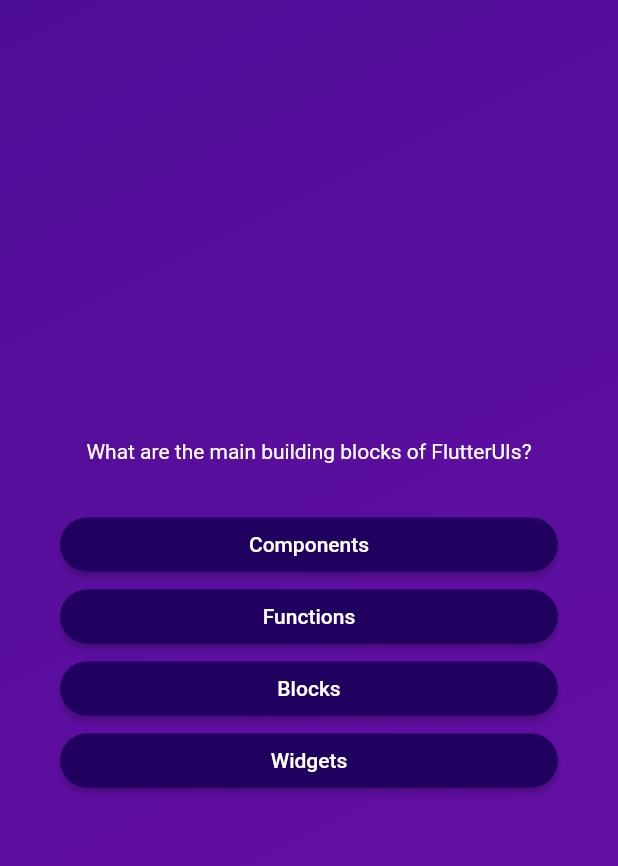
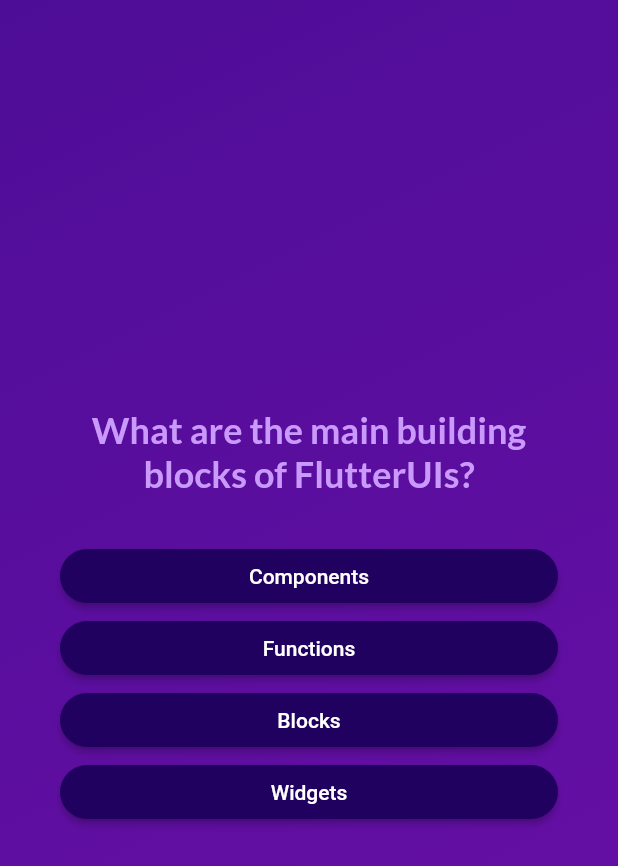
Before and after one commit to Kazumna/QuizApp, a Flutter app: the screen it shows after launch, after a tap on "Start Quiz", on a phone screen of 412 x 824 dp. Shown: the top 866 px of the screen. Run offline on Flutter 3.47's test engine with Material 2 defaults, Android fonts, the phone set to English and light mode, and no system bars; our stand-ins replace google_fonts.

Commit message:
added google font package

```diff
--- a/lib/questions_screen.dart
+++ b/lib/questions_screen.dart
@@ -1,4 +1,5 @@
 import 'package:flutter/material.dart';
+import 'package:google_fonts/google_fonts.dart';
 import 'package:quiz_app/data/questions.dart';
 import 'package:quiz_app/models/answer_button.dart';
 
@@ -35,8 +36,11 @@ class _QuestionsScreenState extends State<QuestionsScreen> {
             Text(
               currentQuestion.text,
               textAlign: TextAlign.center,
-              style: const TextStyle(
-                color: Colors.white,
+              //Using google font
+              style: GoogleFonts.lato(
+                color: const Color.fromARGB(255, 201, 153, 251),
+                fontSize: 24,
+                fontWeight: FontWeight.bold,
               ),
             ),
             const SizedBox(height: 30),
--- a/lib/start_screen.dart
+++ b/lib/start_screen.dart
@@ -1,4 +1,5 @@
 import 'package:flutter/material.dart';
+import 'package:google_fonts/google_fonts.dart';
 
 class StartScreen extends StatelessWidget {
   final void Function() startQuiz;
@@ -18,10 +19,10 @@ class StartScreen extends StatelessWidget {
             color: const Color.fromARGB(150, 255, 255, 255),
           ),
           const SizedBox(height: 80),
-          const Text(
+          Text(
             'Learn Flutter the fun way!',
-            style: TextStyle(
-              color: Color.fromARGB(255, 237, 223, 252),
+            style: GoogleFonts.lato(
+              color: const Color.fromARGB(255, 237, 223, 252),
               fontSize: 24,
             ),
           ),
--- a/pubspec.yaml
+++ b/pubspec.yaml
@@ -35,6 +35,7 @@ dependencies:
   # The following adds the Cupertino Icons font to your application.
   # Use with the CupertinoIcons class for iOS style icons.
   cupertino_icons: ^1.0.2
+  google_fonts: ^5.1.0
 
 dev_dependencies:
   flutter_test:
```
Also changed, not shown: lib/models/answer_button.dart (+6 -2 lines), pubspec.lock, 1 other file.
